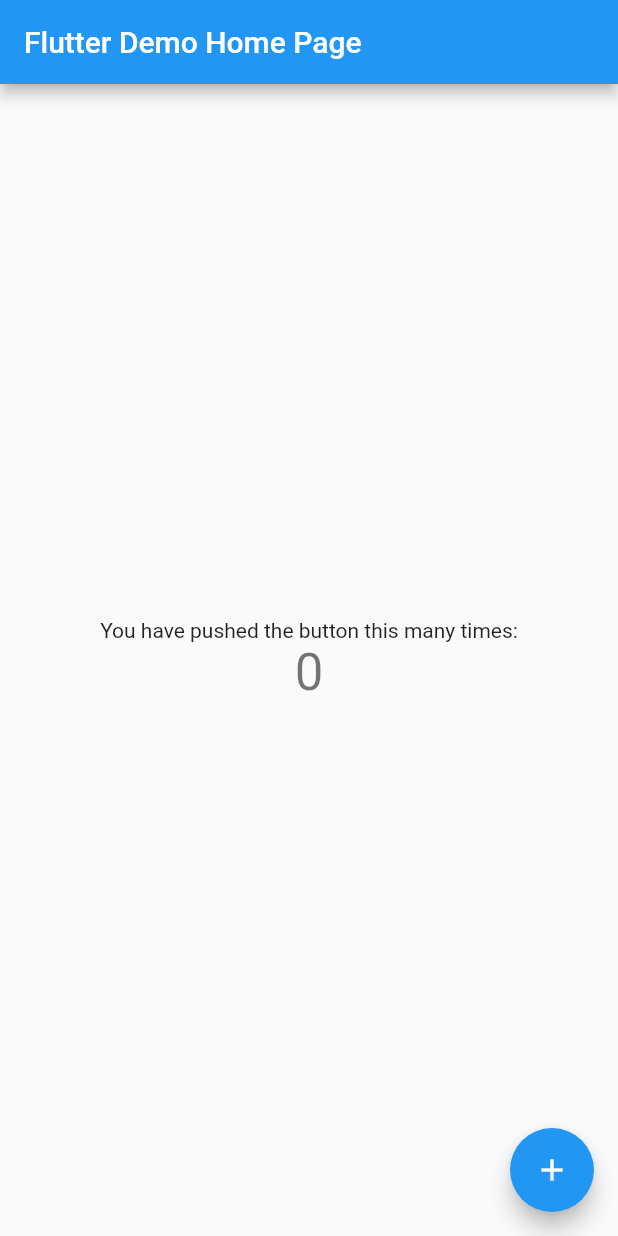
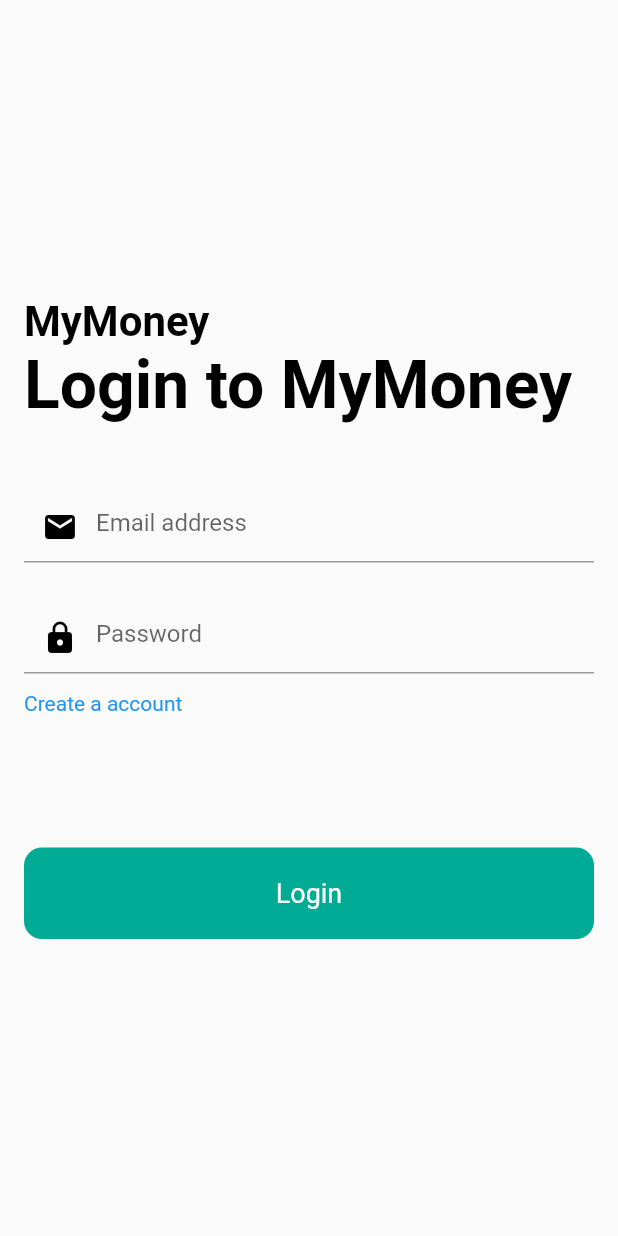
Before and after one commit to Jans3n/IKPMD, a Flutter app: the screen it shows after launch, on a phone screen of 412 x 824 dp. Run offline on Flutter 3.47's test engine with Material 2 defaults, Android fonts, the phone set to English and light mode, and no system bars.

Commit message:
UI design login

```diff
--- a/lib/main.dart
+++ b/lib/main.dart
@@ -1,4 +1,6 @@
 import 'package:flutter/material.dart';
+import 'package:ikpmd/pages/login_page.dart';
+import 'package:ikpmd/pages/main_page.dart';
 
 void main() {
   runApp(const MyApp());
@@ -7,109 +9,17 @@ void main() {
 class MyApp extends StatelessWidget {
   const MyApp({Key? key}) : super(key: key);
 
-  // This widget is the root of your application.
   @override
   Widget build(BuildContext context) {
     return MaterialApp(
       title: 'Flutter Demo',
       theme: ThemeData(
-        // This is the theme of your application.
-        //
-        // Try running your application with "flutter run". You'll see the
-        // application has a blue toolbar. Then, without quitting the app, try
-        // changing the primarySwatch below to Colors.green and then invoke
-        // "hot reload" (press "r" in the console where you ran "flutter run",
-        // or simply save your changes to "hot reload" in a Flutter IDE).
-        // Notice that the counter didn't reset back to zero; the application
-        // is not restarted.
-        primarySwatch: Colors.blue,
+        primarySwatch: Colors.grey,
       ),
-      home: const MyHomePage(title: 'Flutter Demo Home Page'),
+      routes: {
+        '/': (context) => const LoginPage(),
+        '/main': (context) => const MainPage(),
+      },
     );
   }
 }
-
-class MyHomePage extends StatefulWidget {
-  const MyHomePage({Key? key, required this.title}) : super(key: key);
-
-  // This widget is the home page of your application. It is stateful, meaning
-  // that it has a State object (defined below) that contains fields that affect
-  // how it looks.
-
-  // This class is the configuration for the state. It holds the values (in this
-  // case the title) provided by the parent (in this case the App widget) and
-  // used by the build method of the State. Fields in a Widget subclass are
-  // always marked "final".
-
-  final String title;
-
-  @override
-  State<MyHomePage> createState() => _MyHomePageState();
-}
-
-class _MyHomePageState extends State<MyHomePage> {
-  int _counter = 0;
-
-  void _incrementCounter() {
-    setState(() {
-      // This call to setState tells the Flutter framework that something has
-      // changed in this State, which causes it to rerun the build method below
-      // so that the display can reflect the updated values. If we changed
-      // _counter without calling setState(), then the build method would not be
-      // called again, and so nothing would appear to happen.
-      _counter++;
-    });
-  }
-
-  @override
-  Widget build(BuildContext context) {
-    // This method is rerun every time setState is called, for instance as done
-    // by the _incrementCounter method above.
-    //
-    // The Flutter framework has been optimized to make rerunning build methods
-    // fast, so that you can just rebuild anything that needs updating rather
-    // than having to individually change instances of widgets.
-    return Scaffold(
-      appBar: AppBar(
-        // Here we take the value from the MyHomePage object that was created by
-        // the App.build method, and use it to set our appbar title.
-        title: Text(widget.title),
-      ),
-      body: Center(
-        // Center is a layout widget. It takes a single child and positions it
-        // in the middle of the parent.
-        child: Column(
-          // Column is also a layout widget. It takes a list of children and
-          // arranges them vertically. By default, it sizes itself to fit its
-          // children horizontally, and tries to be as tall as its parent.
-          //
-          // Invoke "debug painting" (press "p" in the console, choose the
-          // "Toggle Debug Paint" action from the Flutter Inspector in Android
-          // Studio, or the "Toggle Debug Paint" command in Visual Studio Code)
-          // to see the wireframe for each widget.
-          //
-          // Column has various properties to control how it sizes itself and
-          // how it positions its children. Here we use mainAxisAlignment to
-          // center the children vertically; the main axis here is the vertical
-          // axis because Columns are vertical (the cross axis would be
-          // horizontal).
-          mainAxisAlignment: MainAxisAlignment.center,
-          children: <Widget>[
-            const Text(
-              'You have pushed the button this many times:',
-            ),
-            Text(
-              '$_counter',
-              style: Theme.of(context).textTheme.headline4,
-            ),
-          ],
-        ),
-      ),
-      floatingActionButton: FloatingActionButton(
-        onPressed: _incrementCounter,
-        tooltip: 'Increment',
-        child: const Icon(Icons.add),
-      ), // This trailing comma makes auto-formatting nicer for build methods.
-    );
-  }
-}
--- /dev/null
+++ b/lib/pages/login_page.dart
@@ -0,0 +1,102 @@
+import 'package:flutter/cupertino.dart';
+import 'package:flutter/gestures.dart';
+import 'package:flutter/material.dart';
+
+class LoginPage extends StatefulWidget {
+  const LoginPage({Key? key}) : super(key: key);
+
+  @override
+  State<LoginPage> createState() => _LoginPageState();
+}
+
+class _LoginPageState extends State<LoginPage> {
+  @override
+  Widget build(BuildContext context) {
+    return SafeArea(
+        child: Scaffold(
+      // backgroundColor: ,
+      body: Padding(
+        padding: const EdgeInsets.all(16),
+        child: Column(
+          mainAxisAlignment: MainAxisAlignment.center,
+          crossAxisAlignment: CrossAxisAlignment.start,
+          children: [
+            const Text(
+              "MyMoney",
+              style: TextStyle(
+                color: Colors.black,
+                fontSize: 28,
+                fontWeight: FontWeight.bold,
+              ),
+            ),
+            const Text(
+              "Login to MyMoney",
+              style: TextStyle(
+                color: Colors.black,
+                fontSize: 44,
+                fontWeight: FontWeight.bold,
+              ),
+            ),
+            const SizedBox(
+              height: 44,
+            ),
+            const TextField(
+              keyboardType: TextInputType.emailAddress,
+              decoration: InputDecoration(
+                hintText: "Email address",
+                prefixIcon: Icon(Icons.mail, color: Colors.black),
+              ),
+            ),
+            const SizedBox(
+              height: 26,
+            ),
+            const TextField(
+              obscureText: true,
+              decoration: InputDecoration(
+                hintText: "Password",
+                prefixIcon: Icon(Icons.lock, color: Colors.black),
+              ),
+            ),
+            const SizedBox(
+              height: 12,
+            ),
+            RichText(
+              text: TextSpan(
+                text: "Create a account",
+                style: TextStyle(
+                  color: Colors.blue,
+                ),
+                recognizer: TapGestureRecognizer()
+                  ..onTap = () {
+                  Navigator.pushNamed(context, '/main');
+                  }
+              ),
+            ),
+            const SizedBox(
+              height: 88,
+            ),
+            Container(
+              width: double.infinity,
+              child: RawMaterialButton(
+                fillColor: Color(0xFF00AB95),
+                elevation: 0,
+                padding: EdgeInsets.symmetric(vertical: 20),
+                shape: RoundedRectangleBorder(
+                  borderRadius: BorderRadius.circular(12),
+                ),
+                onPressed: () {},
+                child: Text(
+                  "Login",
+                  style: TextStyle(
+                    color: Colors.white,
+                    fontSize: 18,
+                  ),
+                ),
+              ),
+            )
+          ],
+        ),
+      ),
+    ));
+  }
+}
--- /dev/null
+++ b/lib/pages/main_page.dart
@@ -0,0 +1,20 @@
+import 'package:flutter/cupertino.dart';
+import 'package:flutter/material.dart';
+
+class MainPage extends StatefulWidget {
+  const MainPage({Key? key}) : super(key: key);
+
+  @override
+  State<MainPage> createState() => _MainPageState();
+}
+
+class _MainPageState extends State<MainPage> {
+  @override
+  Widget build(BuildContext context) {
+    return SafeArea(
+      child: Scaffold(
+        body: Text("test"),
+      ),
+    );
+  }
+}
```
